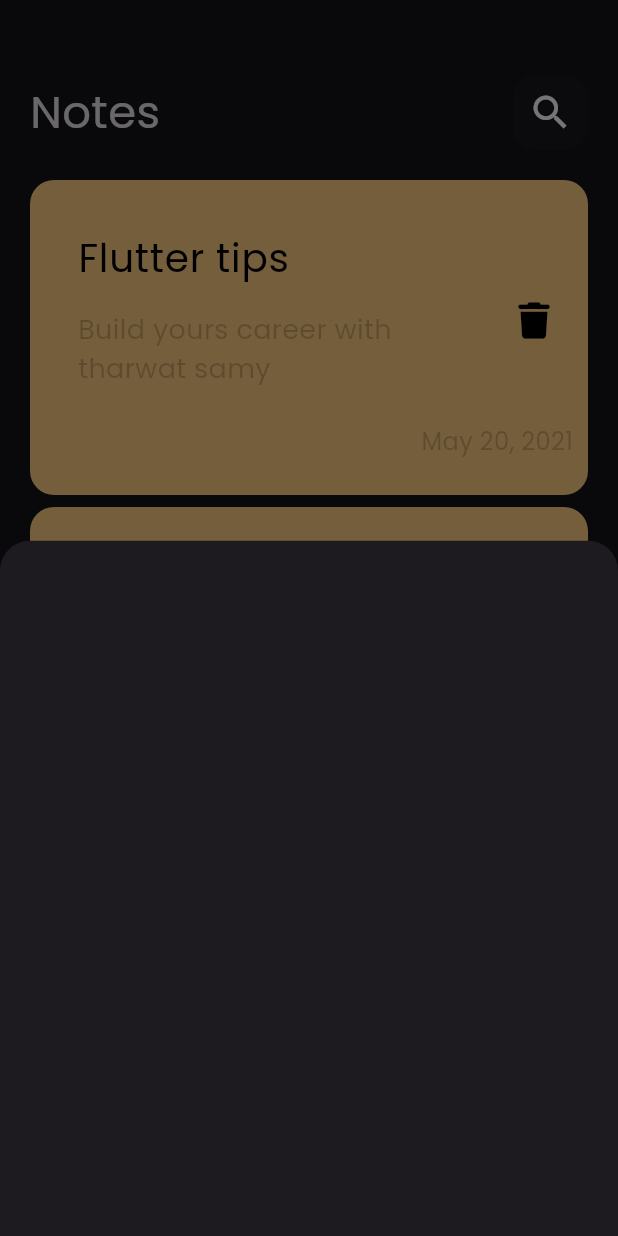
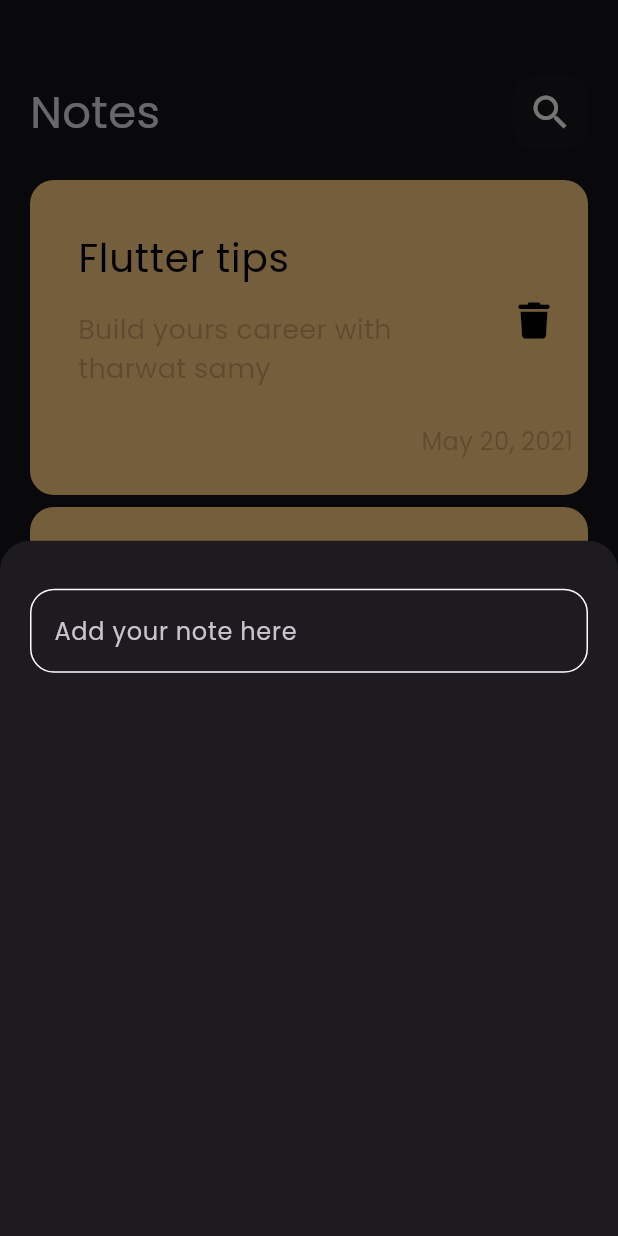
Before and after one commit to A7medkatheer/notes_app, a Flutter app: the screen it shows after launch, after a tap on the "add" icon, on a phone screen of 412 x 824 dp. Run offline on Flutter 3.47's test engine with Material 3 defaults, Android fonts, the phone set to English and light mode, and no system bars; our stand-ins replace font_awesome_flutter.

Commit message:
create custom text field

```diff
--- a/lib/views/widgets/add_notes_botton_sheet.dart
+++ b/lib/views/widgets/add_notes_botton_sheet.dart
@@ -1,10 +1,21 @@
 import 'package:flutter/material.dart';
+import 'package:notes_app/views/widgets/custom_text_field.dart';
 
 class AddNotesBottonSheet extends StatelessWidget {
   const AddNotesBottonSheet({super.key});
 
   @override
   Widget build(BuildContext context) {
-    return Container();
+    return const Padding(
+      padding: EdgeInsets.symmetric(horizontal: 20),
+      child: Column(
+        children: [
+          SizedBox(
+            height: 32,
+          ),
+          CustomTextField(),
+        ],
+      ),
+    );
   }
 }
--- /dev/null
+++ b/lib/views/widgets/constant.dart
@@ -0,0 +1,3 @@
+import 'package:flutter/material.dart';
+
+const kPrimaryColor = Color(0xFF62FCD7);
--- /dev/null
+++ b/lib/views/widgets/custom_text_field.dart
@@ -0,0 +1,28 @@
+import 'package:flutter/gestures.dart';
+import 'package:flutter/material.dart';
+import 'package:notes_app/views/widgets/constant.dart';
+
+class CustomTextField extends StatelessWidget {
+  const CustomTextField({super.key});
+
+  @override
+  Widget build(BuildContext context) {
+    return TextField(
+      cursorColor: kPrimaryColor,
+      decoration: InputDecoration(
+        hintText: 'Add your note here',
+        enabledBorder: buildBorder(),
+        focusedBorder: buildBorder(color: kPrimaryColor),
+      ),
+    );
+  }
+
+  OutlineInputBorder buildBorder({color}) {
+    return OutlineInputBorder(
+      borderRadius: BorderRadius.circular(16),
+      borderSide: BorderSide(
+        color: color ?? Colors.white,
+      ),
+    );
+  }
+}
```
